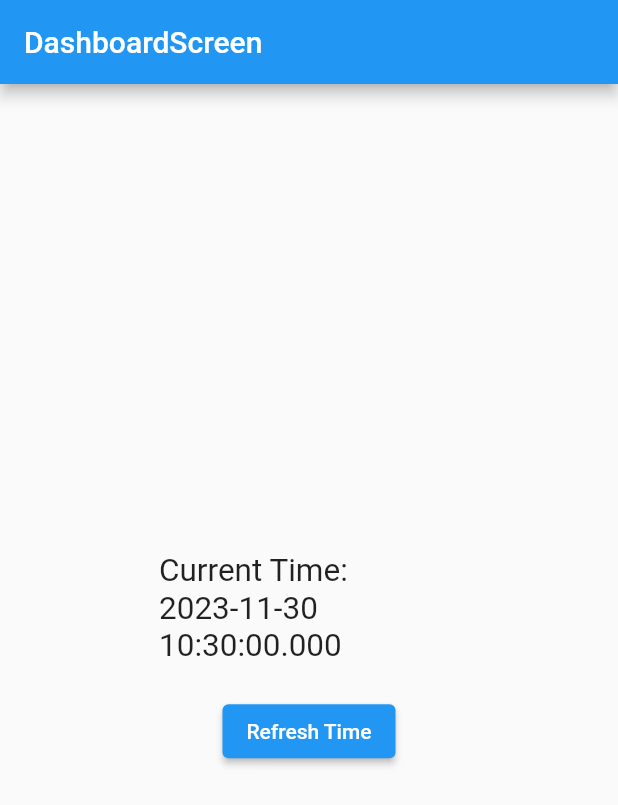
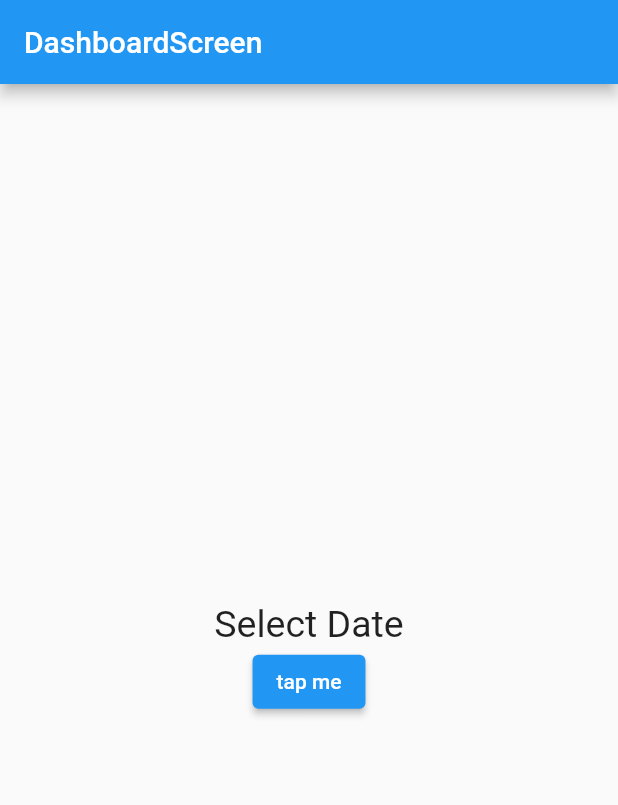
Before and after one commit to maharshi-sinha/Learn_Flutter, a Flutter app: the screen it shows after launch, on a phone screen of 412 x 824 dp. Shown: the top 805 px of the screen. Run offline on Flutter 3.47's test engine with Material 2 defaults, Android fonts, the phone set to English and light mode, and no system bars.

Commit message:
date picker

```diff
--- a/lib/main.dart
+++ b/lib/main.dart
@@ -1,5 +1,6 @@
 import 'package:flutter/material.dart';
 import 'package:project1/ui_helper/util.dart';
+import 'package:intl/intl_browser.dart';
 
 void main() {
   runApp(FlutterApp());
@@ -33,29 +34,28 @@ class _DashboardScreenState extends State<DashboardScreen> {
           title: Text('DashboardScreen'),
         ),
         body: Center(
-          child: Container(
-            height: 200,
-            width: 200,
           child: Column(
             mainAxisAlignment: MainAxisAlignment.center,
             children: [
               Text(
-                  'Current Time: $time',
-                  style: mTextstyle21(),
-                ),
-                SizedBox(
-                  height: 20,
+                "Select Date",
+                style: TextStyle(fontSize: 25),
               ),
               ElevatedButton(
-                  onPressed: () {
-                    setState(() {
-                      time = DateTime.now();
-                    });
-                  },
-                  child: Text('Refresh Time'),
-                ),
+                  onPressed: (() async {
+                    DateTime? datePicked = await showDatePicker(
+                        context: context,
+                        initialDate: DateTime.now(),
+                        firstDate: DateTime(2021),
+                        lastDate: DateTime(2026));
+
+                    if (datePicked != null) {
+                      print(
+                          'Date Selected: ${datePicked.year}-${datePicked.month}-${datePicked.day}');
+                    }
+                  }),
+                  child: Text("tap me")),
             ],
-            ),
           ),
         ));
   }
--- a/pubspec.yaml
+++ b/pubspec.yaml
@@ -35,6 +35,7 @@ dependencies:
   # The following adds the Cupertino Icons font to your application.
   # Use with the CupertinoIcons class for iOS style icons.
   cupertino_icons: ^1.0.2
+  intl: ^0.18.1
 
 dev_dependencies:
   flutter_test:
```
Also changed, not shown: pubspec.lock. Lines whose indentation alone changed are shown as unchanged.
